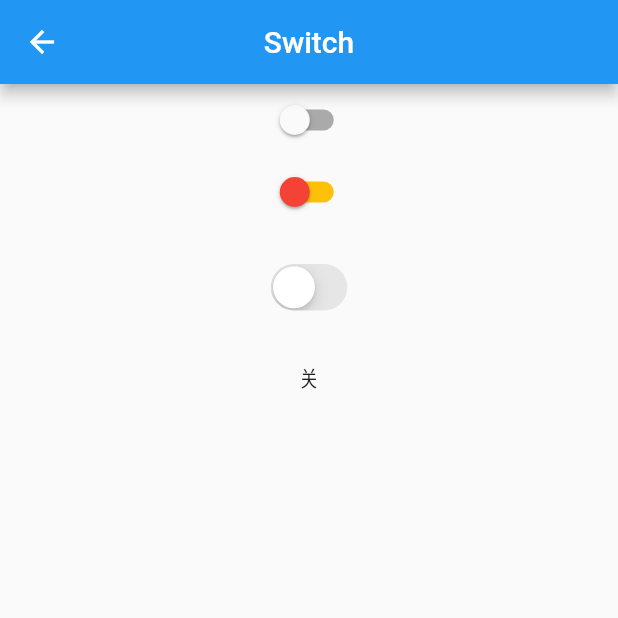
After one commit to Preterit/flutter_first, a Flutter app: the FormPages screen opened directly, after a tap on "Switch演示", on a phone screen of 412 x 824 dp, the top half of it. The commit adds this screen. Run offline on Flutter 3.47's test engine with Material 2 defaults, Android fonts, the phone set to English and light mode, and no system bars; network calls fail.

Commit message:
Switch  开关组件使用。

```diff
--- a/lib/Route/Routes.dart
+++ b/lib/Route/Routes.dart
@@ -8,6 +8,7 @@ import 'package:flutterfirst/tabs/pages/drawer/UserCenterPage/UserCenterPage.dar
 import 'package:flutterfirst/tabs/pages/form/FormPage/CheckBoxPage.dart';
 import 'package:flutterfirst/tabs/pages/form/FormPage/LoginPage.dart';
 import 'package:flutterfirst/tabs/pages/form/FormPage/RadioPage.dart';
+import 'package:flutterfirst/tabs/pages/form/FormPage/SwitchPage.dart';
 import 'package:flutterfirst/tabs/pages/form/FormPage/TextFieldDemoPage.dart';
 import 'package:flutterfirst/tabs/pages/form/FormPages.dart';
 
@@ -33,6 +34,7 @@ final routes = {
   "/checkBoxPage": (context) => CheckBoxPage(),  /// checkBox
   "/formPages": (context) => FormPages(),  /// FormPages
   "/radioPage": (context) => RadioPage(),  /// RadioPage
+  "/switchPage": (context) => SwitchPage(),  /// SwitchPage
 };
 
 /// 固定写法
--- /dev/null
+++ b/lib/tabs/pages/form/FormPage/SwitchPage.dart
@@ -0,0 +1,69 @@
+import 'package:flutter/cupertino.dart';
+import 'package:flutter/material.dart';
+
+class SwitchPage extends StatefulWidget {
+  @override
+  State<StatefulWidget> createState() {
+    return _SwitchPageState();
+  }
+}
+
+class _SwitchPageState extends State<SwitchPage> {
+  bool _flag = false;
+
+  @override
+  Widget build(BuildContext context) {
+    return Scaffold(
+      appBar: AppBar(
+        title: Text("Switch"),
+        centerTitle: true,
+      ),
+      body: new Column(
+        mainAxisAlignment: MainAxisAlignment.start,
+        children: <Widget>[
+          new Row(
+            mainAxisAlignment: MainAxisAlignment.center,
+            children: <Widget>[
+              Switch(
+                value: _flag,
+                onChanged: (v) {
+                  setState(() {
+                    this._flag = v;
+                  });
+                },
+              ),
+            ],
+          ),
+          new Row(
+            mainAxisAlignment: MainAxisAlignment.center,
+            children: <Widget>[
+              Switch(
+                value: _flag,
+                inactiveThumbColor: Colors.red,
+                activeColor: Colors.green,
+                activeTrackColor: Colors.cyanAccent,
+                inactiveTrackColor: Colors.amber,
+                onChanged: (v) {
+                  setState(() {
+                    this._flag = v;
+                  });
+                },
+              ),
+            ],
+          ),
+          SizedBox(height: 20.0),
+          CupertinoSwitch(
+            value: _flag,
+            onChanged: (v) {
+              setState(() {
+                this._flag = v;
+              });
+            },
+          ),
+          SizedBox(height: 30.0),
+          Text("${this._flag ? '开' : '关'}"),
+        ],
+      ),
+    );
+  }
+}
--- a/lib/tabs/pages/form/FormPages.dart
+++ b/lib/tabs/pages/form/FormPages.dart
@@ -33,6 +33,11 @@ class _FormPagesState extends State<FormPages> {
               onPressed: () {
                 Navigator.pushNamed(context, "/radioPage");
               }),
+          RaisedButton(
+              child: Text("Switch演示"),
+              onPressed: () {
+                Navigator.pushNamed(context, "/switchPage");
+              }),
         ],
       ),
     );
```
